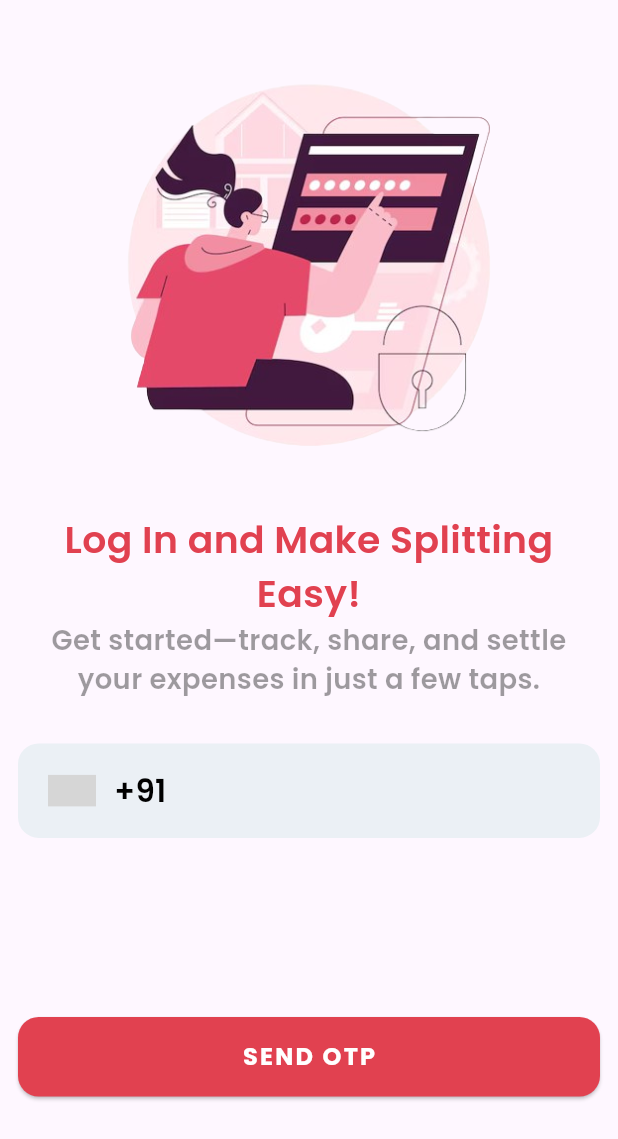
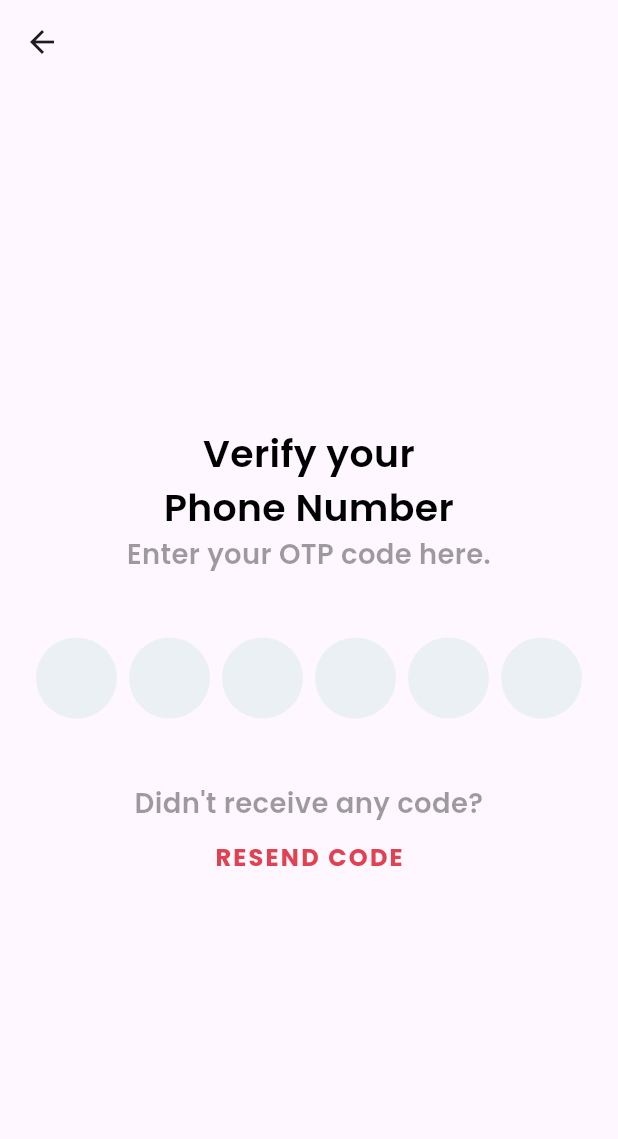
Before and after one commit to PrathamBhavsar/broke_squad, a Flutter app: the screen it shows after launch, after a tap on "Skip", after a tap on "Login", after a tap on "SEND OTP", on a phone screen of 412 x 824 dp. Shown: the top 1139 px of the screen. Run offline on Flutter 3.47's test engine with Material 3 defaults, Android fonts, the light colour scheme and no system bars; drawn by our look-alikes of intl_phone_number_input, pinput; our stand-ins replace cloud_firestore, firebase_auth, firebase_core, firebase_storage, flutter_onboarding_slider, flutter_screenutil and 7 more; accounts and stored records are empty; network calls fail; statements that could not run were skipped; grey boxes are pictures that could not be loaded.

Commit message:
- New OTP Screen Created

```diff
--- a/lib/constants/UI.dart
+++ b/lib/constants/UI.dart
@@ -10,10 +10,13 @@ class AppColors {
   static Color white = Color(0xFFFFFFFF);
   static Color kPrimaryColor = Color(0xFFE14150);
   static Color kDarkColor = Color(0xFF000000);
+  static Color kAuthTextFieldColor = Color.fromRGBO(235, 240, 245, 1);
 }
 
 class AppPaddings {
   static EdgeInsetsGeometry scaffoldPadding =  EdgeInsets.fromLTRB(12, 12, 12, 12);
+
+  static EdgeInsetsGeometry getBottomPadding(context) => EdgeInsets.only(bottom: MediaQuery.of(context).viewInsets.bottom);
 
   // static EdgeInsetsGeometry scaffoldPadding = EdgeInsets.fromLTRB(left, top, right, bottom)
 }
--- a/lib/main.dart
+++ b/lib/main.dart
@@ -2,12 +2,10 @@ import 'package:contri_buter/providers/auth_provider.dart';
 import 'package:contri_buter/providers/navigation_provider.dart';
 import 'package:contri_buter/providers/user_provider.dart'; // Import the HomeProvider
 import 'package:contri_buter/router/router.dart';
-import 'package:contri_buter/utils.dart';
 import 'package:firebase_core/firebase_core.dart';
 import 'package:flutter/material.dart';
 import 'package:flutter_screenutil/flutter_screenutil.dart';
 import 'package:provider/provider.dart';
-import 'package:shared_preferences/shared_preferences.dart';
 
 import 'constants/routes.dart';
 
--- a/lib/router/router.dart
+++ b/lib/router/router.dart
@@ -1,5 +1,6 @@
 import 'package:contri_buter/screens/add_costs/add_costs_screen.dart';
 import 'package:contri_buter/screens/auth/login_screen.dart';
+import 'package:contri_buter/screens/auth/new_otp_screen.dart';
 import 'package:contri_buter/screens/home_screen/home_screen.dart';
 import 'package:contri_buter/screens/onboarding/onboarding_screen.dart';
 import 'package:contri_buter/screens/splash_screen.dart';
@@ -23,6 +24,11 @@ abstract class MyRouter {
       builder: (context, state) => LoginScreen(),
     ),
     GoRoute(
+      path: '/otp_screen',
+      name: 'otp_screen',
+      builder: (context, state) => OptInputScreen(),
+    ),
+    GoRoute(
       path: '/home',
       name: 'home',
       builder: (context, state) => HomeScreen(),
@@ -31,6 +37,7 @@ abstract class MyRouter {
       path: '/add_costs',
       name: 'add_costs',
       builder: (context, state) => AddCostsScreen(),
-    )
+    ),
+
   ]);
 }
--- a/lib/screens/add_costs/add_costs_screen.dart
+++ b/lib/screens/add_costs/add_costs_screen.dart
@@ -1,8 +1,6 @@
 import 'package:contri_buter/providers/navigation_provider.dart';
 import 'package:contri_buter/screens/add_costs/next_button.dart';
 import 'package:contri_buter/screens/add_costs/text_fields.dart';
-import 'package:contri_buter/screens/home_screen/widgets/add_costs_button.dart';
-import 'package:contri_buter/screens/home_screen/widgets/info_widget.dart';
 import 'package:flutter/material.dart';
 import 'package:provider/provider.dart';
 import 'package:contri_buter/constants/UI.dart';
--- a/lib/screens/add_costs/text_fields.dart
+++ b/lib/screens/add_costs/text_fields.dart
@@ -1,5 +1,4 @@
 import 'package:contri_buter/constants/UI.dart';
-import 'package:flutter/cupertino.dart';
 
 import 'package:flutter/material.dart';
 import 'package:intl/intl.dart';
--- a/lib/screens/auth/login_screen.dart
+++ b/lib/screens/auth/login_screen.dart
@@ -1,3 +1,4 @@
+import 'package:contri_buter/screens/auth/new_otp_screen.dart';
 import 'package:contri_buter/utils.dart';
 import 'package:flutter/material.dart';
 import 'package:flutter_screenutil/flutter_screenutil.dart';
@@ -15,11 +16,17 @@ class LoginScreen extends StatefulWidget {
 
 class _LoginScreenState extends State<LoginScreen> {
   final FocusNode phoneFocusNode = FocusNode();
+  final ScrollController scrollController = ScrollController();
   // final TextEditingController phoneController = TextEditingController();
   final TextEditingController areaCodeController =
       TextEditingController(text: "+91"); // Default area code
   PhoneNumber phoneNumber = PhoneNumber();
 
+  @override
+  void initState() {
+    scrollController.addListener(() => phoneFocusNode.unfocus(),);
+    super.initState();
+  }
   @override
   void dispose() {
     // Clean up the controllers and focus nodes when the widget is disposed
@@ -30,6 +37,7 @@ class _LoginScreenState extends State<LoginScreen> {
   }
 
   _manageLogin() async {
+    Navigator.push(context, MaterialPageRoute(builder: (context) => OptInputScreen(),));
     String? phNo = phoneNumber.phoneNumber;
     String? code = phoneNumber.dialCode;
     if (phNo == null || code == null) {
@@ -70,6 +78,8 @@ class _LoginScreenState extends State<LoginScreen> {
           child: Padding(
             padding:  EdgeInsets.only(bottom: MediaQuery.viewInsetsOf(context).bottom),
             child: SingleChildScrollView(
+              reverse: true,
+              controller: scrollController,
               child: SizedBox(
                 height: getHeight(context) - kBottomNavigationBarHeight,
                 child: Padding(
@@ -121,7 +131,7 @@ class _LoginScreenState extends State<LoginScreen> {
           border: OutlineInputBorder(
               borderRadius: BorderRadius.circular(12.r),
               borderSide: BorderSide.none),
-          fillColor: Color.fromRGBO(235, 240, 245, 1),
+          fillColor: AppColors.kAuthTextFieldColor,
           filled: true,
         ),
         formatInput: true,
--- /dev/null
+++ b/lib/screens/auth/new_otp_screen.dart
@@ -0,0 +1,103 @@
+import 'package:contri_buter/constants/UI.dart';
+import 'package:contri_buter/utils.dart';
+import 'package:flutter/material.dart';
+import 'package:flutter_screenutil/flutter_screenutil.dart';
+import 'package:fluttertoast/fluttertoast.dart';
+import 'package:pinput/pinput.dart';
+
+class OptInputScreen extends StatefulWidget {
+  const OptInputScreen({super.key});
+
+  @override
+  State<OptInputScreen> createState() => _OptInputScreenState();
+}
+
+class _OptInputScreenState extends State<OptInputScreen> {
+  String otp = '';
+  @override
+  Widget build(BuildContext context) {
+    return Scaffold(
+      resizeToAvoidBottomInset: false,
+      appBar: AppBar(),
+      body: Padding(
+        padding: AppPaddings.getBottomPadding(context),
+        child: Center(
+          child: SingleChildScrollView(
+            reverse: false,
+            child: Padding(
+              padding: AppPaddings.scaffoldPadding,
+              child: Column(
+                mainAxisAlignment: MainAxisAlignment.center,
+                crossAxisAlignment: CrossAxisAlignment.center,
+                children: [
+                  Text(
+                    "Verify your\nPhone Number",
+                    style: AppTextStyles.kOnboardingTitleTextStyle.copyWith(color: AppColors.kDarkColor),
+                    textAlign: TextAlign.center,
+                  ),
+                  Text("Enter your OTP code here.",
+                      style: AppTextStyles.kOnboardingSubtitleTextStyle,
+                      textAlign: TextAlign.center),
+                  SizedBox(
+                    height: 40,
+                  ),
+                  Padding(
+                    padding: const EdgeInsets.symmetric( horizontal: 12.0),
+                    child: Pinput(
+                      length: 6,
+                      defaultPinTheme: PinTheme(
+                          width: 50.w,
+                          height: 50.h,
+                          decoration: BoxDecoration(
+                            color: AppColors.kAuthTextFieldColor,
+                            shape: BoxShape.circle,
+                          ),
+                          textStyle: AppTextStyles.kPhoneInputTextFieldTextStyle),
+                      submittedPinTheme: PinTheme(
+                          width: 60.w,
+                          height: 60.h,
+                          decoration: BoxDecoration(
+                            color: AppColors.kPrimaryColor,
+                            shape: BoxShape.circle,
+                          ),
+                          textStyle: AppTextStyles.kPhoneInputTextFieldTextStyle
+                              .copyWith(color: Colors.white),),
+                      onChanged: (value) {
+                        otp = value;
+                        if (value.length == 6) {
+                          //TODO: Run method to verify otp here
+                          Fluttertoast.showToast(msg: 'value: $value');
+                        }
+                      },
+                      onSubmitted: (value) {
+                        //TODO: Run method to verify otp here too
+                        logEvent(str:'VALUE : $value');
+                      },
+                    ),
+                  ),
+                  SizedBox(
+                    height: 40,
+                  ),
+                  Text("Didn't receive any code?",
+                      style: AppTextStyles.kOnboardingSubtitleTextStyle,
+                      textAlign: TextAlign.center),
+                  TextButton(
+                      onPressed: () {},
+                      child: Text(
+                        "RESEND CODE",
+                        style: AppTextStyles.poppins.copyWith(
+                          letterSpacing: 1.5,
+                          color: AppColors.kPrimaryColor,
+                          fontWeight: FontWeight.bold,
+                          fontSize: 14.sp,
+                        ),
+                      ))
+                ],
+              ),
+            ),
+          ),
+        ),
+      ),
+    );
+  }
+}
--- a/lib/screens/auth/otp_screen.dart
+++ b/lib/screens/auth/otp_screen.dart
@@ -1,4 +1,3 @@
-import 'package:contri_buter/router/router.dart';
 import 'package:flutter/material.dart';
 import 'package:go_router/go_router.dart';
 import 'package:provider/provider.dart';
--- a/lib/screens/auth/widgets/textfeieds.dart
+++ b/lib/screens/auth/widgets/textfeieds.dart
@@ -1,8 +1,6 @@
 import 'package:contri_buter/constants/UI.dart';
-import 'package:contri_buter/providers/auth_provider.dart';
 
 import 'package:flutter/material.dart';
-import 'package:provider/provider.dart';
 
 class PhoneTextField extends StatelessWidget {
   PhoneTextField(
--- a/lib/screens/home_screen/home_screen.dart
+++ b/lib/screens/home_screen/home_screen.dart
@@ -1,5 +1,3 @@
-import 'package:contri_buter/constants/routes.dart';
-import 'package:contri_buter/providers/navigation_provider.dart';
 import 'package:contri_buter/providers/user_provider.dart';
 import 'package:contri_buter/screens/home_screen/widgets/add_costs_button.dart';
 import 'package:contri_buter/screens/home_screen/widgets/appbar_widget.dart';
--- a/lib/screens/home_screen/widgets/add_costs_button.dart
+++ b/lib/screens/home_screen/widgets/add_costs_button.dart
@@ -1,9 +1,6 @@
 import 'package:contri_buter/constants/UI.dart';
-import 'package:contri_buter/constants/routes.dart';
-import 'package:contri_buter/providers/navigation_provider.dart';
 import 'package:contri_buter/screens/add_costs/add_costs_screen.dart';
 import 'package:flutter/material.dart';
-import 'package:provider/provider.dart';
 
 class AddCostsButton extends StatelessWidget {
   const AddCostsButton({super.key});
--- a/lib/screens/info/widgets/text_feild.dart
+++ b/lib/screens/info/widgets/text_feild.dart
@@ -1,8 +1,6 @@
 import 'package:contri_buter/constants/UI.dart';
-import 'package:contri_buter/providers/auth_provider.dart';
 
 import 'package:flutter/material.dart';
-import 'package:provider/provider.dart';
 
 
 class NameTextField extends StatelessWidget {
--- a/lib/screens/onboarding/onboarding_screen.dart
+++ b/lib/screens/onboarding/onboarding_screen.dart
@@ -1,5 +1,4 @@
 import 'package:contri_buter/constants/UI.dart';
-import 'package:contri_buter/constants/styles.dart';
 import 'package:flutter/material.dart';
 import 'package:flutter_onboarding_slider/flutter_onboarding_slider.dart';
 import 'package:flutter_screenutil/flutter_screenutil.dart';
--- a/pubspec.yaml
+++ b/pubspec.yaml
@@ -51,6 +51,9 @@ dependencies:
   flutter_screenutil: ^5.9.3
   logger: ^2.4.0
   intl_phone_number_input: ^0.7.4
+  pinput: ^5.0.0
+  font_awesome_flutter: ^10.7.0
+  fluttertoast: ^8.2.8
 
 dev_dependencies:
   flutter_test:
```
Also changed, not shown: pubspec.lock.
